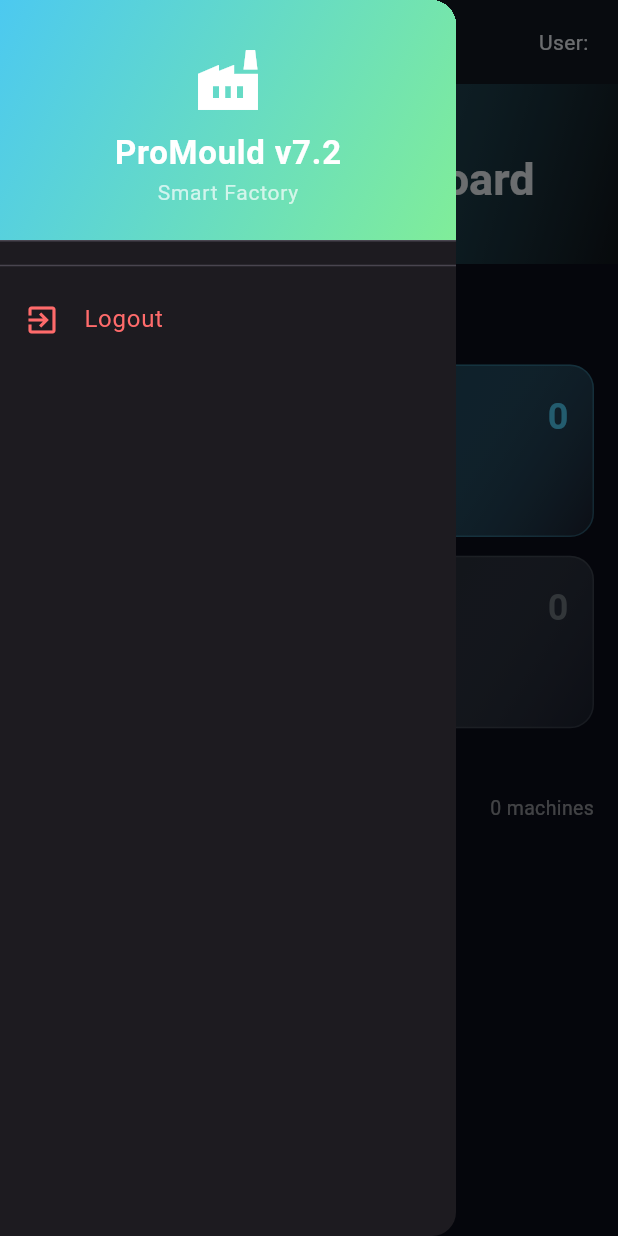
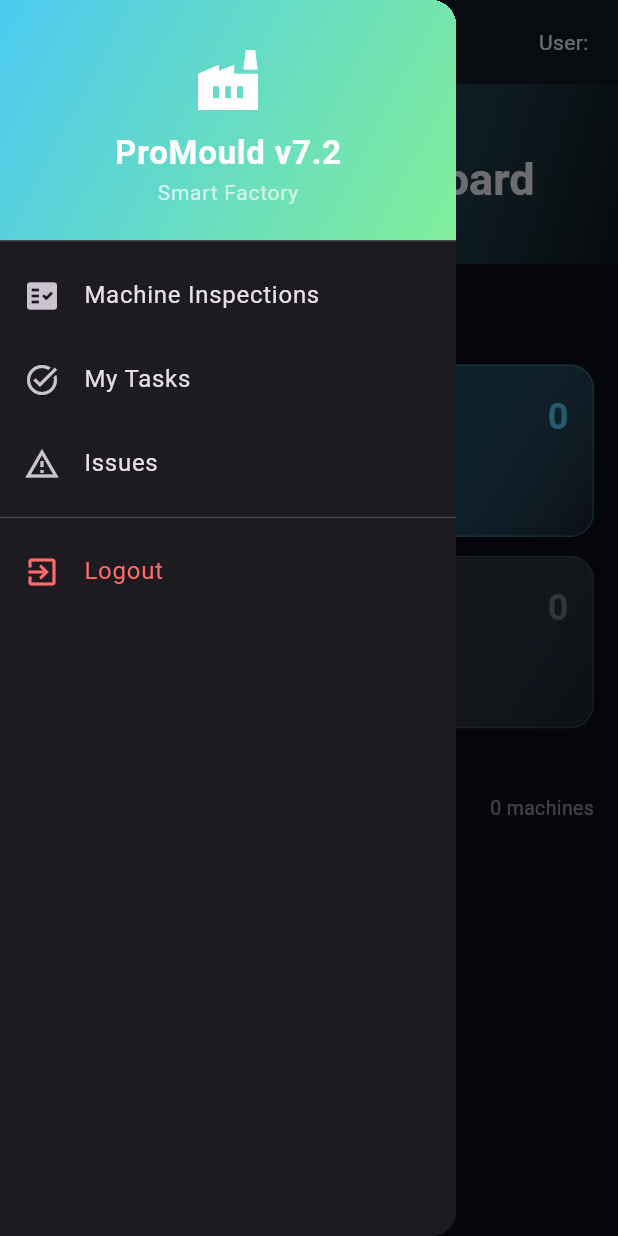
Before and after one commit to johanengel400-art/ProMould, a Flutter app: the RoleRouter screen opened directly with empty values, with the side drawer open, on a phone screen of 412 x 824 dp. Run offline on Flutter 3.47's test engine with Material 3 defaults, Android fonts, the phone set to English and light mode, and no system bars; our stand-ins replace cloud_firestore, firebase_core, firebase_messaging, firebase_storage, hive, hive_flutter and 9 more; missing offline and left inert: google_mlkit_barcode_scanning, google_mlkit_text_recognition, workmanager; accounts and stored records are empty.

```diff
--- a/lib/screens/role_router.dart
+++ b/lib/screens/role_router.dart
@@ -2,6 +2,7 @@
 // v7.2 – Material 3 Navigation Drawer (replaces bottom nav)
 
 import 'package:flutter/material.dart';
+import 'package:hive/hive.dart';
 
 // import all screens
 import 'login_screen.dart';
@@ -21,7 +22,9 @@ import 'settings_screen.dart';
 import 'mould_change_scheduler_screen.dart';
 import 'mould_change_checklist_screen.dart';
 import 'mould_change_history_screen.dart';
+import 'user_permissions_screen.dart';
 import 'job_queue_manager_screen.dart';
+import '../utils/user_permissions.dart';
 import 'my_tasks_screen.dart';
 import 'quality_control_screen.dart';
 import 'production_timeline_screen.dart';
@@ -59,6 +62,23 @@ class _RoleRouterState extends State<RoleRouter> {
       _title = title;
     });
     Navigator.pop(context);
+  }
+
+  bool _hasPermission(String permission) {
+    final usersBox = Hive.box('usersBox');
+    final user = usersBox.get(widget.username) as Map?;
+
+    if (user == null) return false;
+
+    // Check custom permissions
+    if (user['permissions'] != null) {
+      final permissions = Map<String, bool>.from(user['permissions'] as Map);
+      return permissions[permission] ?? false;
+    }
+
+    // Fall back to default permissions
+    final defaults = UserPermissions.getDefaultPermissions(widget.level);
+    return defaults[permission] ?? false;
   }
 
   @override
@@ -112,27 +132,25 @@ class _RoleRouterState extends State<RoleRouter> {
               ],
             ),
           ),
-          // Operator Menu (Level 1) - Only Dashboard and QC
-          if (isOperator) ...[
+          // Dashboard
+          if (_hasPermission(UserPermissions.dashboard))
             _drawerItem(
                 Icons.dashboard_outlined,
                 'Dashboard',
                 DashboardScreenV2(
                     username: widget.username, level: widget.level)),
+
+          // Operator-specific items
+          if (isOperator)
             _drawerItem(Icons.report_problem_outlined, 'Report Issue',
                 OperatorQCScreen(username: widget.username)),
-          ],
-          // Setter Menu (Level 2) - Limited access
-          if (isSetter) ...[
-            _drawerItem(
-                Icons.dashboard_outlined,
-                'Dashboard',
-                DashboardScreenV2(
-                    username: widget.username, level: widget.level)),
-            _drawerItem(Icons.swap_horiz, 'Mould Changes',
-                MouldChangeSchedulerScreen(level: widget.level)),
+
+          // Setter/Manager items
+          if (!isOperator) ...[
+            if (_hasPermission(UserPermissions.mouldChangeChecklist))
               _drawerItem(Icons.checklist, 'Mould Change Checklist',
                   MouldChangeChecklistScreen(level: widget.level)),
+            if (_hasPermission(UserPermissions.mouldChangeHistory))
               _drawerItem(Icons.history, 'Mould Change History',
                   const MouldChangeHistoryScreen()),
             _drawerItem(
@@ -145,13 +163,9 @@ class _RoleRouterState extends State<RoleRouter> {
             _drawerItem(Icons.report_problem_outlined, 'Issues',
                 IssuesScreenV2(username: widget.username, level: widget.level)),
           ],
-          // Manager Menu (Level 3+)
+
+          // Manager items
           if (isManager) ...[
-            _drawerItem(
-                Icons.dashboard_outlined,
-                'Dashboard',
-                DashboardScreenV2(
-                    username: widget.username, level: widget.level)),
             _drawerItem(Icons.calendar_month_outlined, 'Timeline',
                 TimelineScreenV2(level: widget.level)),
             _drawerItem(
@@ -164,13 +178,7 @@ class _RoleRouterState extends State<RoleRouter> {
                 'Daily Production Sheet',
                 DailyProductionSheetScreen(
                     username: widget.username, level: widget.level)),
-            _drawerItem(Icons.report_problem_outlined, 'Issues',
-                IssuesScreenV2(username: widget.username, level: widget.level)),
-            _drawerItem(Icons.task_alt, 'My Tasks',
-                MyTasksScreen(username: widget.username, level: widget.level)),
-          ],
-          if (isManager) const Divider(),
-          if (isManager)
+            const Divider(),
             const Padding(
               padding: EdgeInsets.symmetric(horizontal: 16, vertical: 8),
               child: Text('MANAGEMENT',
@@ -179,70 +187,56 @@ class _RoleRouterState extends State<RoleRouter> {
                       fontWeight: FontWeight.bold,
                       color: Colors.white54)),
             ),
-          if (isManager)
+            if (_hasPermission(UserPermissions.machines))
               _drawerItem(Icons.precision_manufacturing_outlined, 'Machines',
                   ManageMachinesScreen(level: widget.level)),
-          if (isManager)
+            if (_hasPermission(UserPermissions.jobs))
               _drawerItem(Icons.fact_check_outlined, 'Jobs',
                   ManageJobsScreen(level: widget.level)),
-          if (isManager)
+            if (_hasPermission(UserPermissions.jobs))
               _drawerItem(Icons.reorder, 'Job Queue',
                   JobQueueManagerScreen(level: widget.level)),
-          if (isManager)
             _drawerItem(Icons.apps_outage_outlined, 'Moulds',
                 ManageMouldsScreen(level: widget.level)),
-          if (isManager)
             _drawerItem(Icons.swap_horiz, 'Mould Changes',
                 MouldChangeSchedulerScreen(level: widget.level)),
-          if (isManager)
-            _drawerItem(Icons.checklist, 'Mould Change Checklist',
-                MouldChangeChecklistScreen(level: widget.level)),
-          if (isManager)
-            _drawerItem(Icons.history, 'Mould Change History',
-                const MouldChangeHistoryScreen()),
-          if (isManager)
             _drawerItem(Icons.apartment_outlined, 'Floors',
                 ManageFloorsScreen(level: widget.level)),
-          if (isAdmin)
-            _drawerItem(Icons.manage_accounts_outlined, 'Users',
-                ManageUsersScreen(level: widget.level)),
-          if (isManager)
             _drawerItem(Icons.schedule_outlined, 'Production Timeline',
                 const ProductionTimelineScreen()),
-          if (isManager)
             _drawerItem(Icons.timeline_outlined, 'Planning',
                 PlanningScreen(level: widget.level)),
-          if (isManager)
             _drawerItem(Icons.timer_outlined, 'Downtime',
                 DowntimeScreen(level: widget.level)),
-          if (isManager)
-            _drawerItem(
-                Icons.fact_check,
-                'Machine Inspections',
-                MachineInspectionChecklistScreen(
-                    level: widget.level, username: widget.username)),
-          if (isManager)
             _drawerItem(Icons.assessment, 'Inspection Tracking',
                 const DailyInspectionTrackingScreen()),
-          if (isManager)
             _drawerItem(Icons.archive_outlined, 'Finished Jobs',
                 const FinishedJobsScreen()),
-          if (isManager)
             _drawerItem(Icons.analytics_outlined, 'Job Analytics',
                 const JobAnalyticsScreen()),
-          if (isManager)
+            if (_hasPermission(UserPermissions.reports))
               _drawerItem(Icons.insights_outlined, 'Reports / OEE',
                   OEEScreen(level: widget.level)),
-          if (isManager)
             _drawerItem(
                 Icons.verified_outlined,
                 'Quality Control',
                 QualityControlScreen(
                     level: widget.level, username: widget.username)),
-          if (isAdmin) const Divider(),
-          if (isAdmin)
+          ],
+
+          // Admin items
+          if (isAdmin) ...[
+            const Divider(),
+            if (_hasPermission(UserPermissions.userManagement))
+              _drawerItem(Icons.manage_accounts_outlined, 'Users',
+                  ManageUsersScreen(level: widget.level)),
+            if (_hasPermission(UserPermissions.userPermissions))
+              _drawerItem(Icons.admin_panel_settings_outlined, 'User Permissions',
+                  const UserPermissionsScreen()),
+            if (_hasPermission(UserPermissions.settings))
               _drawerItem(Icons.settings_outlined, 'Settings',
                   SettingsScreen(level: widget.level)),
+          ],
           const Divider(),
           ListTile(
             leading: const Icon(Icons.exit_to_app_outlined,
```
Also changed, not shown: lib/screens/user_permissions_screen.dart (added, +219 -0 lines), lib/utils/user_permissions.dart (added, +214 -0 lines), 1 other file. Lines whose indentation alone changed are shown as unchanged.
